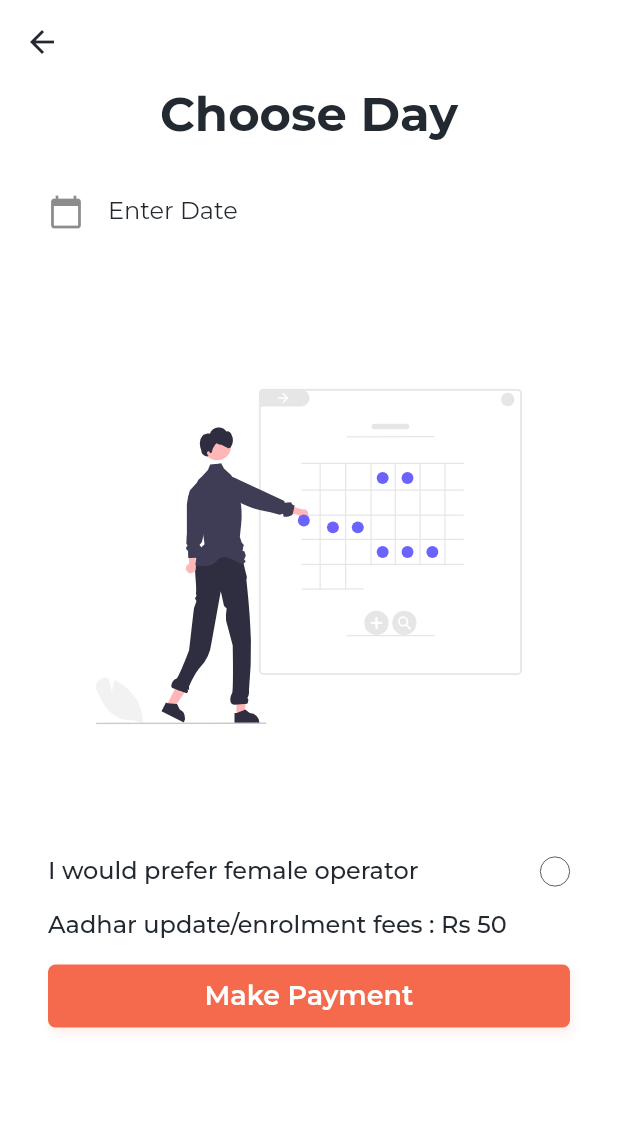
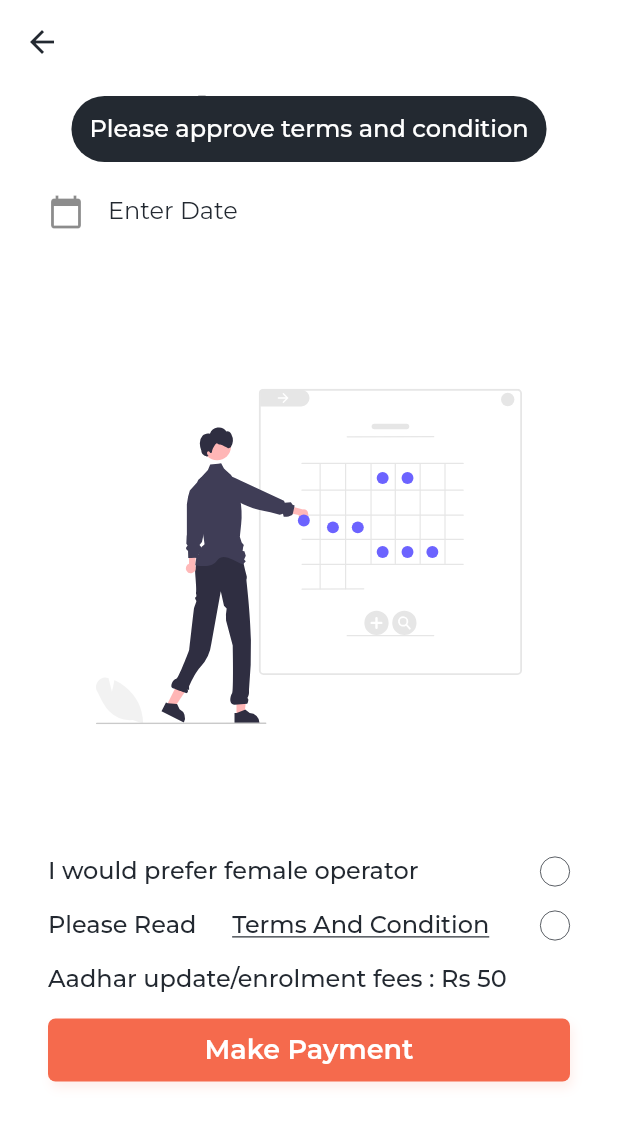
Before and after one commit to TheLameOne/meri_id, a Flutter app: the ChooseTimeSlot screen opened directly with empty values, after a tap on "Make Payment", on a phone screen of 412 x 824 dp. Shown: the top 1125 px of the screen. Run offline on Flutter 3.47's test engine with Material 2 defaults, Android fonts, the phone set to English and light mode, and no system bars; our stand-ins replace dropdown_button2, firebase_core, firebase_storage, flutter_html, flutter_svg, fluttertoast and 9 more; missing offline and left inert: dart:ffi, flutter_google_places, flutter_polyline_points, google_api_headers, google_maps_webservice, kommunicate_flutter and 1 more; accounts and stored records are empty; network calls fail.

Commit message:
stable : kartikeya

```diff
--- a/lib/main.dart
+++ b/lib/main.dart
@@ -8,19 +8,13 @@ import 'package:meri_id/presentation/KYC/VideoPage.dart';
 import 'package:meri_id/presentation/SplashPage.dart';
 import 'package:meri_id/presentation/auth/FirstPage.dart';
 import 'package:meri_id/presentation/auth/PhoneNumber.dart';
-import 'package:meri_id/presentation/auth/otp.dart';
-import 'package:meri_id/presentation/features/BookingDetail.dart';
 import 'package:meri_id/presentation/features/AddFriend.dart';
-import 'package:meri_id/presentation/features/ChooseAddress.dart';
-import 'package:meri_id/presentation/features/ChooseTimeSlot.dart';
-import 'package:meri_id/presentation/features/GoogleMapTracking.dart';
 import 'package:meri_id/presentation/features/Info.dart';
 import 'package:meri_id/presentation/features/Issue.dart';
 import 'package:meri_id/presentation/features/Language.dart';
 import 'package:meri_id/presentation/kyc/SvgScreen.dart';
 import 'package:meri_id/presentation/kyc/KycStepper.dart';
 import 'package:meri_id/presentation/kyc/OtherDocumentPage.dart';
-import 'package:meri_id/utils/styles.dart';
 import 'presentation/features/Feeds.dart';
 import 'utils/strings.dart';
 
@@ -46,7 +40,7 @@ class MyApp extends StatelessWidget {
             primaryColor: Colors.white,
             textTheme:
                 GoogleFonts.montserratTextTheme(Theme.of(context).textTheme)),
-        initialRoute: FirstPage.routeNamed,
+        initialRoute: SplashPage.routeNamed,
         routes: {
           SplashPage.routeNamed: (BuildContext context) => SplashPage(),
           FirstPage.routeNamed: (BuildContext context) => FirstPage(),
--- a/lib/presentation/features/ChooseTimeSlot.dart
+++ b/lib/presentation/features/ChooseTimeSlot.dart
@@ -12,6 +12,7 @@ import 'package:meri_id/services/widgets/CustomText.dart';
 import 'package:meri_id/utils/styles.dart';
 import 'package:intl/intl.dart';
 import 'package:razorpay_flutter/razorpay_flutter.dart';
+import 'package:url_launcher/url_launcher.dart';
 import '../../utils/global.dart';
 import '../../utils/strings.dart';
 
@@ -117,6 +118,7 @@ class _ChooseTimeSlotState extends State<ChooseTimeSlot> {
     _razorpay.clear();
   }
 
+  bool _term = false;
   @override
   Widget build(BuildContext context) {
     return SafeArea(
@@ -215,22 +217,21 @@ class _ChooseTimeSlotState extends State<ChooseTimeSlot> {
                               }),
                         ],
                       ),
-
                       Padding(
                         padding: const EdgeInsets.symmetric(horizontal: 32),
                         child: SizedBox(
                             height: 400,
                             child: SvgPicture.asset('assets/images/date.svg')),
                       ),
-
                       Row(
                         mainAxisAlignment: MainAxisAlignment.spaceBetween,
                         children: [
-              CustomText.smallText("I would prefer female operator"),
+                          CustomText.smallText(
+                              "I would prefer female operator"),
                           InkWell(
                             onTap: () {
                               setState(() {
-                if(widget.booking.preference == "male")
+                                if (widget.booking.preference == "male")
                                   widget.booking.preference = "female";
                                 else
                                   widget.booking.preference = "male";
@@ -242,11 +243,13 @@ class _ChooseTimeSlotState extends State<ChooseTimeSlot> {
                                 height: 20,
                                 width: 20,
                                 decoration: BoxDecoration(
-                        border: Border.all(color: Styles.blackColor, width: .5),
+                                    border: Border.all(
+                                        color: Styles.blackColor, width: .5),
                                     borderRadius: BorderRadius.circular(50)),
                                 child: Container(
                                   decoration: BoxDecoration(
-                          color: (widget.booking.preference == "female")
+                                      color: (widget.booking.preference ==
+                                              "female")
                                           ? Styles.redColor
                                           : Styles.backgroundColor,
                                       borderRadius: BorderRadius.circular(50)),
@@ -257,8 +260,51 @@ class _ChooseTimeSlotState extends State<ChooseTimeSlot> {
                       const SizedBox(
                         height: 16,
                       ),
-
-
+                      Row(
+                        mainAxisAlignment: MainAxisAlignment.spaceBetween,
+                        children: [
+                          CustomText.smallText("Please Read"),
+                          InkWell(
+                            onTap: () {
+                              launchUrl(Uri.parse("https://admin-meriid.web.app/user/guidelines"));
+                            },
+                            child: Text("Terms And Condition",
+                                style: GoogleFonts.montserrat(
+                                    textStyle: const TextStyle(
+                                      decoration: TextDecoration.underline,
+                                        fontSize: 16,
+                                        color: Styles.blackColor,
+                                        fontWeight: FontWeight.w500
+                                        ))),
+                          ),
+                          InkWell(
+                            onTap: () {
+                              setState(() {
+                                _term = !_term;
+                              });
+                            },
+                            child: Container(
+                                padding: const EdgeInsets.all(2),
+                                margin: const EdgeInsets.only(left: 10),
+                                height: 20,
+                                width: 20,
+                                decoration: BoxDecoration(
+                                    border: Border.all(
+                                        color: Styles.blackColor, width: .5),
+                                    borderRadius: BorderRadius.circular(50)),
+                                child: Container(
+                                  decoration: BoxDecoration(
+                                      color: (_term == true)
+                                          ? Styles.redColor
+                                          : Styles.backgroundColor,
+                                      borderRadius: BorderRadius.circular(50)),
+                                )),
+                          )
+                        ],
+                      ),
+                      const SizedBox(
+                        height: 16,
+                      ),
                       Row(
                         mainAxisAlignment: MainAxisAlignment.start,
                         children: [
@@ -277,6 +323,10 @@ class _ChooseTimeSlotState extends State<ChooseTimeSlot> {
                               (_language) ? "Make Payment" : "भुगतान करना",
                           containerColor: Styles.redColor,
                           onTap: () {
+                            if (_term == false)
+                              errorToast("Please approve terms and condition",
+                                  context);
+                            else
                               openCheckout();
                           })
                     ],
```
Also changed, not shown: lib/presentation/features/Info.dart (+0 -11 lines). Lines whose indentation alone changed are shown as unchanged.
